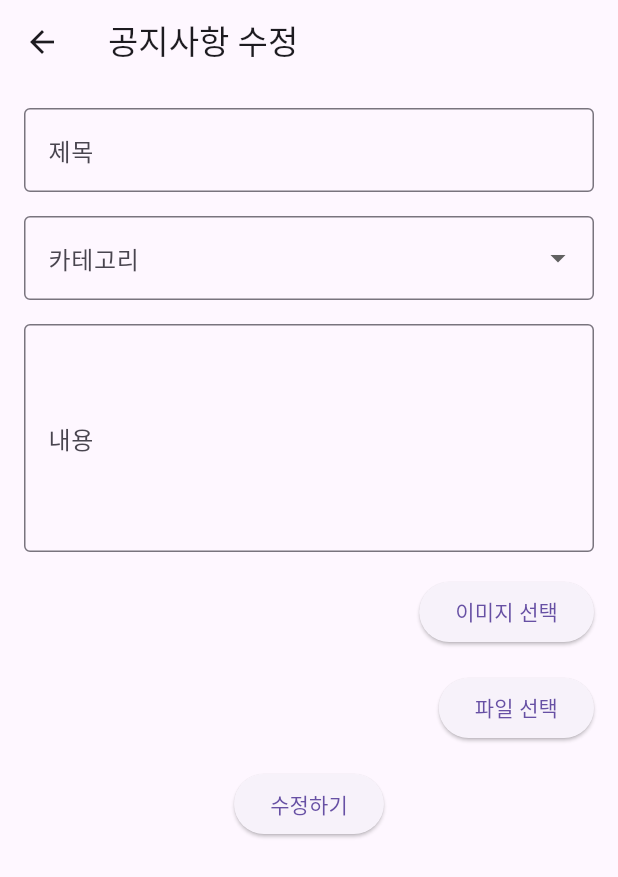
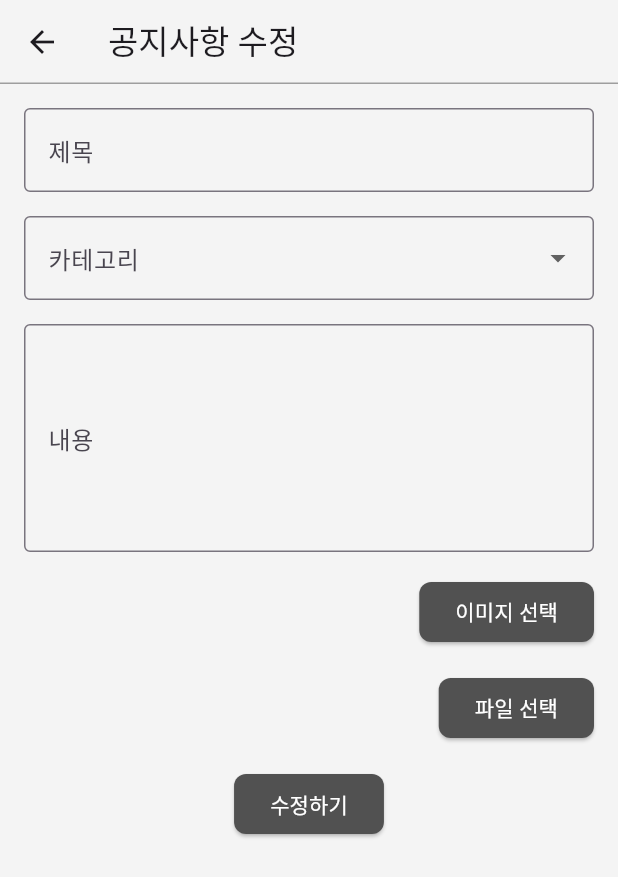
Before and after one commit to public-final-Project-PROJECT/DingDong-Flutter-for-Teacher, a Flutter app: the Noticeupdate screen opened directly with empty values, on a phone screen of 412 x 824 dp. Shown: the top 877 px of the screen. Run offline on Flutter 3.47's test engine with Material 3 defaults, Android fonts, the phone set to English and light mode, and no system bars; our stand-ins replace dio, file_picker, flutter_calendar_carousel, image_picker, permission_handler, table_calendar; missing offline and left inert: flutter_downloader.

Commit message:
공지사항 수정 페이지 버튼들 스타일 변경

```diff
--- a/lib/screen/NoticeUpdate.dart
+++ b/lib/screen/NoticeUpdate.dart
@@ -124,7 +124,15 @@ class _NoticeupdateState extends State<Noticeupdate> {
     return Scaffold(
       appBar: AppBar(
         title: const Text("공지사항 수정"),
+        backgroundColor: Color(0xffF4F4F4),
+        shape: const Border(
+          bottom: BorderSide(
+            color: Colors.grey,
+            width: 1,
+          )
+        ),
       ),
+      backgroundColor: Color(0xffF4F4F4),  // 배경색 변경
       body: SingleChildScrollView(
         child: Padding(
           padding: const EdgeInsets.all(16.0),
@@ -182,6 +190,13 @@ class _NoticeupdateState extends State<Noticeupdate> {
                         ElevatedButton(
                           onPressed: _pickImage,
                           child: const Text("이미지 선택"),
+                          style: ElevatedButton.styleFrom(  // '이미지 선택' 버튼 스타일 변경
+                            backgroundColor: Color(0xff515151), // 버튼 배경색 어둡게 변경
+                            foregroundColor: Colors.white,  // 버튼 텍스트 흰색으로 변경
+                            shape: RoundedRectangleBorder(  // 버튼 테두리 조절
+                              borderRadius: BorderRadius.circular(8.0),  // 버튼 테두리 둥글기 조절 (네모로)
+                            )
+                          ),
                         ),
                       ],
                     ),
@@ -204,6 +219,13 @@ class _NoticeupdateState extends State<Noticeupdate> {
                         ElevatedButton(
                           onPressed: _pickImage,
                           child: const Text("이미지 변경하기"),
+                          style: ElevatedButton.styleFrom(  // '이미지 변경하기' 버튼 스타일 변경
+                            backgroundColor: Color(0xff515151), // 버튼 배경색 어둡게 변경
+                            foregroundColor: Colors.white,  // 버튼 텍스트 흰색으로 변경
+                            shape: RoundedRectangleBorder(  // 버튼 테두리 조절
+                              borderRadius: BorderRadius.circular(8.0), // 버튼 테두리 둥글기 조절 (네모로)
+                            )
+                          ),
                         ),
                       ],
                     ),
@@ -217,6 +239,13 @@ class _NoticeupdateState extends State<Noticeupdate> {
                     ElevatedButton(
                       onPressed: _pickImage,
                       child: const Text("이미지 선택"),
+                      style: ElevatedButton.styleFrom(
+                        backgroundColor: Color(0xff515151),
+                        foregroundColor: Colors.white,
+                        shape: RoundedRectangleBorder(
+                          borderRadius: BorderRadius.circular(8.0),
+                        )
+                      ),
                     ),
                   ],
                 ),
@@ -228,20 +257,27 @@ class _NoticeupdateState extends State<Noticeupdate> {
                   if (_selectedFile == null && selectedFileName != null)
                     Text(
                       selectedFileName!,
-                      style: const TextStyle(color: Colors.green),
+                      style: const TextStyle(color: Colors.black, fontSize: 12),
                       overflow: TextOverflow.ellipsis, // 너무 긴 텍스트는 생략 부호 추가
                       maxLines: 1,
                     ),
                   if (_selectedFile != null)
                     Text(
                       getFileName(_selectedFile!.path), // 파일 이름 가져오기
-                      style: const TextStyle(color: Colors.green), // 스타일 정의
+                      style: const TextStyle(color: Colors.black, fontSize: 12), // 스타일 정의
                       overflow: TextOverflow.ellipsis, // 너무 긴 텍스트는 생략 부호 추가
                       maxLines: 1,
                     ),
                   ElevatedButton(
                     onPressed: _pickFile,
                     child: const Text("파일 선택"),
+                    style: ElevatedButton.styleFrom(  // '파일 선택' 버튼 스타일 변경
+                      backgroundColor: Color(0xff515151), // 버튼 배경색 어둡게 변경
+                      foregroundColor: Colors.white,  // 버튼 텍스트 흰색으로 변경
+                      shape: RoundedRectangleBorder(  // 버튼 테두리 조절
+                        borderRadius: BorderRadius.circular(8.0), // 버튼 테두리 둥글기 조절 (네모로)
+                      )
+                    ),
                   ),
                 ],
               ),
@@ -250,6 +286,13 @@ class _NoticeupdateState extends State<Noticeupdate> {
               ElevatedButton(
                 onPressed: _updateNotice,
                 child: const Text("수정하기"),
+                style: ElevatedButton.styleFrom(  // '수정하기' 버튼 스타일 변경
+                  backgroundColor: Color(0xff515151), // 버튼 배경색 어둡게 변경
+                  foregroundColor: Colors.white,  // 버튼 텍스트 흰색으로 변경
+                  shape: RoundedRectangleBorder(  // 버튼 테두리 조절
+                    borderRadius: BorderRadius.circular(8.0),  // 버튼 테두리 둥글기 조절 (네모로)
+                  )
+                ),
               ),
             ],
           ),
```
